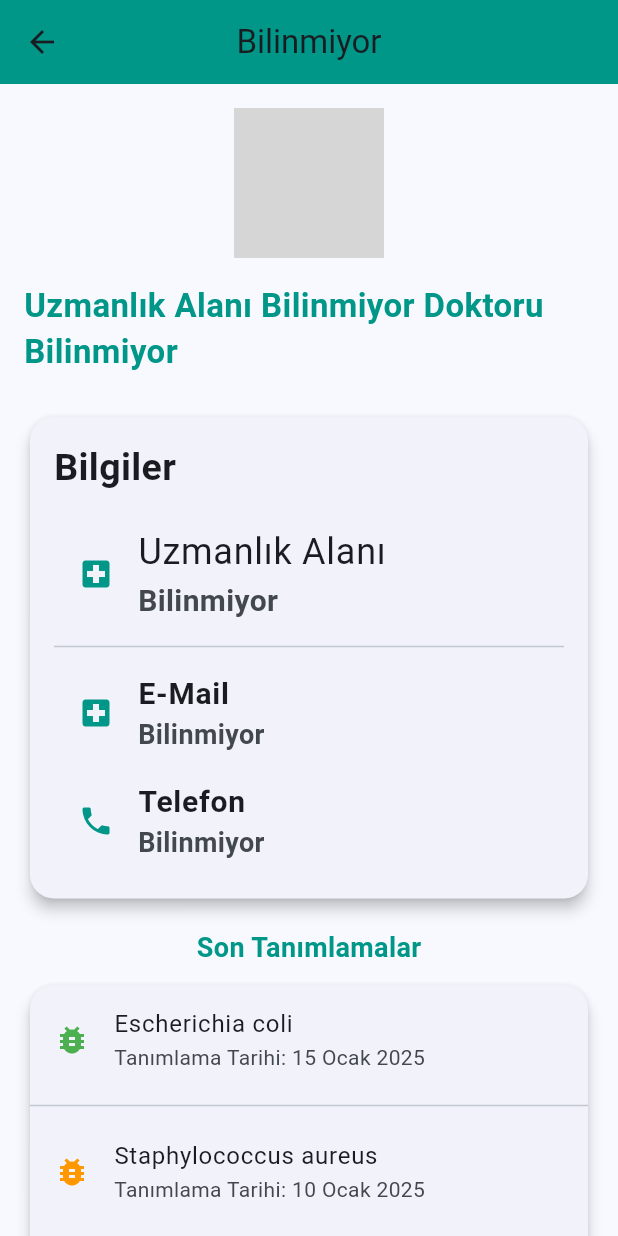
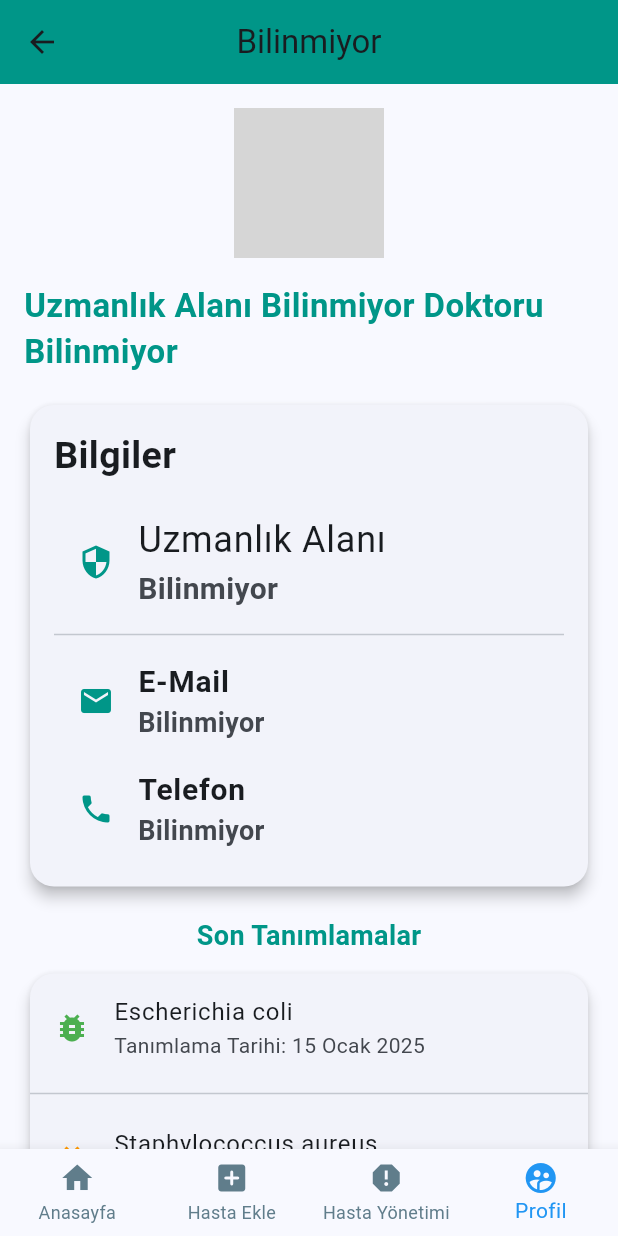
Before and after one commit to AhmetFarukTUNC/Bacteria, a Flutter app: the DoctorProfilePage screen opened directly, on a phone screen of 412 x 824 dp. Run offline on Flutter 3.47's test engine with Material 3 defaults, Android fonts, the phone set to English and light mode, and no system bars; our stand-ins replace image_picker, sqflite; accounts and stored records are empty; grey boxes are pictures that could not be loaded.

Commit message:
We add bottom navigation bar to ProfilPage dart File

```diff
--- a/bakteri/lib/ProfilePage/ProfilePage.dart
+++ b/bakteri/lib/ProfilePage/ProfilePage.dart
@@ -1,16 +1,51 @@
+import 'package:bakteri/AddPatientPage/AddPatientPage.dart';
+import 'package:bakteri/Homepage/HomeScreen.dart';
+import 'package:bakteri/PatientManagementPage/PatientManagementPage.dart';
 import 'package:flutter/material.dart';
 import 'package:provider/provider.dart';
 import '../provider.dart';
 
-class DoctorProfilePage extends StatelessWidget {
+class DoctorProfilePage extends StatefulWidget {
   const DoctorProfilePage({super.key});
 
   @override
+  _DoctorProfilePageState createState() => _DoctorProfilePageState();
+}
+
+class _DoctorProfilePageState extends State<DoctorProfilePage> {
+  int _selectedIndex = 3;
+
+  void _onItemTapped(int index) {
+    setState(() {
+      _selectedIndex = index;
+    });
+    switch (index) {
+      case 0:
+        Navigator.pushReplacement(
+          context,
+          MaterialPageRoute(builder: (context) => HomeScreen()),
+        );
+
+
+        break;
+      case 1:
+        Navigator.pushReplacement(
+          context,
+          MaterialPageRoute(builder: (context) => AddPatientPage()),
+        );
+        break;
+      case 2:
+        Navigator.pushReplacement(
+          context,
+          MaterialPageRoute(builder: (context) => PatientManagementPage()),
+        );
+
+    }
+  }
+
+  @override
   Widget build(BuildContext context) {
-    // Accessing the userProvider instance
     final userProvider = Provider.of<UserProvider>(context);
-
-    // Handle null checks for name, surname, and specialization
     final doctorName = (userProvider.name?.isEmpty ?? true) ? 'Bilinmiyor' : '${userProvider.name} ${userProvider.surname}';
     final doctorSpecialization = (userProvider.specialization?.isEmpty ?? true) ? 'Uzmanlık Alanı Bilinmiyor' : userProvider.specialization;
 
@@ -25,15 +60,12 @@ class DoctorProfilePage extends StatelessWidget {
         child: Column(
           crossAxisAlignment: CrossAxisAlignment.center,
           children: [
-            // Doktorun profil resmi
             CircleAvatar(
               radius: 50,
-              backgroundImage: AssetImage('assets/doctor_profile.jpg'), // Profil resmi
+              backgroundImage: AssetImage('assets/doctor_profile.jpg'),
               backgroundColor: Colors.grey[300],
             ),
             const SizedBox(height: 16),
-
-            // Doktorun adı, soyadı ve uzmanlık alanı
             Text(
               "$doctorSpecialization Doktoru $doctorName",
               style: const TextStyle(
@@ -42,13 +74,7 @@ class DoctorProfilePage extends StatelessWidget {
                 color: Colors.teal,
               ),
             ),
-            const SizedBox(height: 8),
-
-            // Uzmanlık alanı
-
             const SizedBox(height: 16),
-
-            // Doktor bilgileri
             Card(
               shape: RoundedRectangleBorder(
                 borderRadius: BorderRadius.circular(16),
@@ -68,31 +94,26 @@ class DoctorProfilePage extends StatelessWidget {
                     ),
                     const SizedBox(height: 12),
                     ListTile(
-                      leading: Icon(Icons.local_hospital, color: Colors.teal),
-                      title: Text(style:TextStyle(fontSize: 24),'Uzmanlık Alanı'),
-                      subtitle: Text(style:TextStyle(fontSize: 20,fontWeight: FontWeight.bold),userProvider.specialization ?? "Bilinmiyor"),
+                      leading: Icon(Icons.security_outlined, color: Colors.teal),
+                      title: Text('Uzmanlık Alanı', style: TextStyle(fontSize: 24)),
+                      subtitle: Text(userProvider.specialization ?? "Bilinmiyor", style: TextStyle(fontSize: 20, fontWeight: FontWeight.bold)),
                     ),
                     const Divider(),
                     ListTile(
-                      leading: const Icon(Icons.local_hospital, color: Colors.teal),
-                      title: const Text(style:TextStyle(fontSize: 20,fontWeight: FontWeight.bold),'E-Mail'),
-                      subtitle: Text(style:TextStyle(fontSize: 18,fontWeight: FontWeight.bold),userProvider.email ?? 'Bilinmiyor'),
+                      leading: Icon(Icons.email, color: Colors.teal),
+                      title: Text('E-Mail', style: TextStyle(fontSize: 20, fontWeight: FontWeight.bold)),
+                      subtitle: Text(userProvider.email ?? 'Bilinmiyor', style: TextStyle(fontSize: 18, fontWeight: FontWeight.bold)),
                     ),
                     ListTile(
                       leading: Icon(Icons.phone, color: Colors.teal),
-                      title: const Text(style:TextStyle(fontSize: 20,fontWeight: FontWeight.bold),'Telefon'),
-                      subtitle: Text(style:TextStyle(fontSize: 18,fontWeight: FontWeight.bold),userProvider.phone ?? 'Bilinmiyor'), // null control
+                      title: Text('Telefon', style: TextStyle(fontSize: 20, fontWeight: FontWeight.bold)),
+                      subtitle: Text(userProvider.phone ?? 'Bilinmiyor', style: TextStyle(fontSize: 18, fontWeight: FontWeight.bold)),
                     ),
-
-
-
                   ],
                 ),
               ),
             ),
             const SizedBox(height: 16),
-
-            // Son tanımlamalar başlığı
             const Text(
               'Son Tanımlamalar',
               style: TextStyle(
@@ -102,8 +123,6 @@ class DoctorProfilePage extends StatelessWidget {
               ),
             ),
             const SizedBox(height: 8),
-
-            // Son tanımlamalar listesi
             Card(
               shape: RoundedRectangleBorder(
                 borderRadius: BorderRadius.circular(16),
@@ -131,25 +150,33 @@ class DoctorProfilePage extends StatelessWidget {
                 ],
               ),
             ),
-            const SizedBox(height: 16),
-
-            // Profil düzenleme düğmesi
-            ElevatedButton.icon(
-              onPressed: () {
-                // Buraya profil düzenleme fonksiyonu eklenebilir
-              },
-              icon: const Icon(Icons.edit),
-              label: const Text('Profili Düzenle'),
-              style: ElevatedButton.styleFrom(
-                backgroundColor: Colors.teal,
-                padding: const EdgeInsets.symmetric(horizontal: 24, vertical: 12),
-                shape: RoundedRectangleBorder(
-                  borderRadius: BorderRadius.circular(16),
-                ),
-              ),
-            ),
           ],
         ),
+      ),
+      bottomNavigationBar: BottomNavigationBar(
+        currentIndex: _selectedIndex,
+        type: BottomNavigationBarType.fixed,
+        onTap: _onItemTapped,
+        selectedItemColor: Colors.blue,
+        unselectedItemColor: Colors.blueGrey,
+        items: [
+          BottomNavigationBarItem(
+            icon: Icon(Icons.home),
+            label: 'Anasayfa',
+          ),
+          BottomNavigationBarItem(
+            icon: Icon(Icons.add_box_rounded),
+            label: 'Hasta Ekle',
+          ),
+          BottomNavigationBarItem(
+            icon: Icon(Icons.report),
+            label: 'Hasta Yönetimi',
+          ),
+          BottomNavigationBarItem(
+            icon: Icon(Icons.supervised_user_circle),
+            label: 'Profil',
+          ),
+        ],
       ),
     );
   }
```
